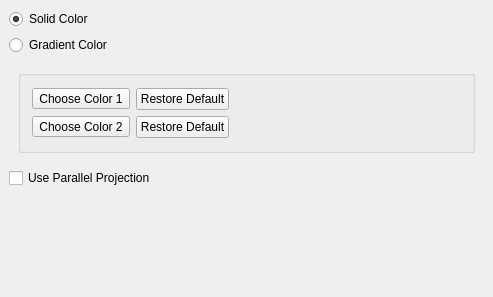
The window that Qt/Components/Resources/UI/pqRenderViewOptions.ui (Kitware/ParaView) describes before a commit, drawn with Qt 5.
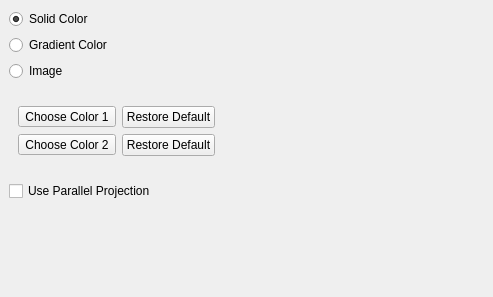
The same window after the commit. The open tabs and pages were chosen to show the change. Custom widgets are drawn as their Qt base class.

Commit message:
ENH: Added the option to use textured background."

STYLE: Minor tweaks to the UI.

Patch:
```diff
--- a/Qt/Components/Resources/UI/pqRenderViewOptions.ui
+++ b/Qt/Components/Resources/UI/pqRenderViewOptions.ui
@@ -55,6 +55,13 @@
            </property>
           </widget>
          </item>
+         <item>
+          <widget class="QRadioButton" name="image">
+           <property name="text">
+            <string>Image</string>
+           </property>
+          </widget>
+         </item>
         </layout>
        </item>
        <item>
@@ -63,26 +70,17 @@
           <number>0</number>
          </property>
          <widget class="QWidget" name="solidColorPage">
-          <layout class="QHBoxLayout" name="horizontalLayout_7">
-           <item>
-            <widget class="QGroupBox" name="groupBox">
-             <property name="title">
-              <string/>
-             </property>
+          <layout class="QGridLayout" name="gridLayout">
+           <item row="0" column="0">
              <layout class="QHBoxLayout" name="horizontalLayout_2">
               <item>
-               <layout class="QGridLayout" name="gridLayout_3">
-                <property name="margin">
-                 <number>2</number>
-                </property>
-                <item row="0" column="0">
                  <widget class="pqStandardColorButton" name="backgroundColor">
                   <property name="text">
                    <string>Choose Color</string>
                   </property>
                  </widget>
                 </item>
-                <item row="0" column="1">
+             <item>
                  <widget class="QPushButton" name="restoreDefault">
                   <property name="sizePolicy">
                    <sizepolicy hsizetype="Fixed" vsizetype="Fixed">
@@ -101,40 +99,30 @@
                   </property>
                  </widget>
                 </item>
-                <item row="0" column="2">
+             <item>
                  <spacer name="horizontalSpacer_2">
                   <property name="orientation">
                    <enum>Qt::Horizontal</enum>
                   </property>
                   <property name="sizeHint" stdset="0">
                    <size>
-                    <width>170</width>
+                 <width>40</width>
                     <height>20</height>
                    </size>
                   </property>
                  </spacer>
                 </item>
                </layout>
-              </item>
-             </layout>
-            </widget>
            </item>
           </layout>
          </widget>
          <widget class="QWidget" name="gradColorPage">
-          <layout class="QHBoxLayout" name="horizontalLayout">
-           <item>
-            <widget class="QGroupBox" name="groupBox_2">
-             <property name="title">
-              <string/>
-             </property>
              <layout class="QGridLayout" name="gridLayout_2">
               <item row="0" column="0">
-               <layout class="QGridLayout" name="gridLayout">
-                <property name="margin">
-                 <number>2</number>
-                </property>
-                <item row="0" column="0">
+            <layout class="QVBoxLayout" name="verticalLayout_3">
+             <item>
+              <layout class="QHBoxLayout" name="horizontalLayout">
+               <item>
                  <widget class="pqStandardColorButton" name="gradientColor1">
                   <property name="maximumSize">
                    <size>
@@ -147,45 +135,7 @@
                   </property>
                  </widget>
                 </item>
-                <item row="0" column="1">
-                 <widget class="QPushButton" name="restoreDefaultGradColor1">
-                  <property name="sizePolicy">
-                   <sizepolicy hsizetype="Fixed" vsizetype="Fixed">
-                    <horstretch>0</horstretch>
-                    <verstretch>0</verstretch>
-                   </sizepolicy>
-                  </property>
-                  <property name="minimumSize">
-                   <size>
-                    <width>0</width>
-                    <height>0</height>
-                   </size>
-                  </property>
-                  <property name="maximumSize">
-                   <size>
-                    <width>16777215</width>
-                    <height>16777215</height>
-                   </size>
-                  </property>
-                  <property name="text">
-                   <string>Restore Default</string>
-                  </property>
-                 </widget>
-                </item>
-                <item row="1" column="0">
-                 <widget class="pqStandardColorButton" name="gradientColor2">
-                  <property name="maximumSize">
-                   <size>
-                    <width>16777215</width>
-                    <height>16777215</height>
-                   </size>
-                  </property>
-                  <property name="text">
-                   <string>Choose Color 2</string>
-                  </property>
-                 </widget>
-                </item>
-                <item row="1" column="1">
+               <item>
                  <widget class="QPushButton" name="restoreDefaultGradColor2">
                   <property name="sizePolicy">
                    <sizepolicy hsizetype="Fixed" vsizetype="Fixed">
@@ -204,9 +154,7 @@
                   </property>
                  </widget>
                 </item>
-               </layout>
-              </item>
-              <item row="0" column="1">
+               <item>
                <spacer name="horizontalSpacer">
                 <property name="orientation">
                  <enum>Qt::Horizontal</enum>
@@ -220,7 +168,94 @@
                </spacer>
               </item>
              </layout>
-            </widget>
+             </item>
+             <item>
+              <layout class="QHBoxLayout" name="horizontalLayout_3">
+               <item>
+                <widget class="pqStandardColorButton" name="gradientColor2">
+                 <property name="maximumSize">
+                  <size>
+                   <width>16777215</width>
+                   <height>16777215</height>
+                  </size>
+                 </property>
+                 <property name="text">
+                  <string>Choose Color 2</string>
+                 </property>
+                </widget>
+               </item>
+               <item>
+                <widget class="QPushButton" name="restoreDefaultGradColor1">
+                 <property name="sizePolicy">
+                  <sizepolicy hsizetype="Fixed" vsizetype="Fixed">
+                   <horstretch>0</horstretch>
+                   <verstretch>0</verstretch>
+                  </sizepolicy>
+                 </property>
+                 <property name="minimumSize">
+                  <size>
+                   <width>0</width>
+                   <height>0</height>
+                  </size>
+                 </property>
+                 <property name="maximumSize">
+                  <size>
+                   <width>16777215</width>
+                   <height>16777215</height>
+                  </size>
+                 </property>
+                 <property name="text">
+                  <string>Restore Default</string>
+                 </property>
+                </widget>
+               </item>
+               <item>
+                <spacer name="horizontalSpacer_4">
+                 <property name="orientation">
+                  <enum>Qt::Horizontal</enum>
+                 </property>
+                 <property name="sizeHint" stdset="0">
+                  <size>
+                   <width>40</width>
+                   <height>20</height>
+                  </size>
+                 </property>
+                </spacer>
+               </item>
+              </layout>
+             </item>
+            </layout>
+           </item>
+          </layout>
+         </widget>
+         <widget class="QWidget" name="imagePage">
+          <layout class="QGridLayout" name="gridLayout_3">
+           <item row="0" column="0">
+            <layout class="QHBoxLayout" name="horizontalLayout_4">
+             <item>
+              <widget class="pqTextureComboBox" name="Texture">
+               <property name="sizePolicy">
+                <sizepolicy hsizetype="Fixed" vsizetype="Fixed">
+                 <horstretch>0</horstretch>
+                 <verstretch>0</verstretch>
+                </sizepolicy>
+               </property>
+              </widget>
+             </item>
+             <item>
+              <spacer name="horizontalSpacer_3">
+               <property name="orientation">
+                <enum>Qt::Horizontal</enum>
+               </property>
+               <property name="sizeHint" stdset="0">
+                <size>
+                 <width>352</width>
+                 <height>20</height>
+                </size>
+               </property>
+              </spacer>
+             </item>
+            </layout>
            </item>
           </layout>
          </widget>
@@ -1130,6 +1165,11 @@
    <extends>QPushButton</extends>
    <header>pqColorChooserButton.h</header>
   </customwidget>
+  <customwidget>
+   <class>pqTextureComboBox</class>
+   <extends>QComboBox</extends>
+   <header>pqTextureComboBox.h</header>
+  </customwidget>
  </customwidgets>
  <tabstops>
   <tabstop>restoreDefault</tabstop>
```
Left out of the diff: 1 changed line with no effect on the pictures. Lines whose indentation alone changed are shown as unchanged. The commit also changes 5 other files.
